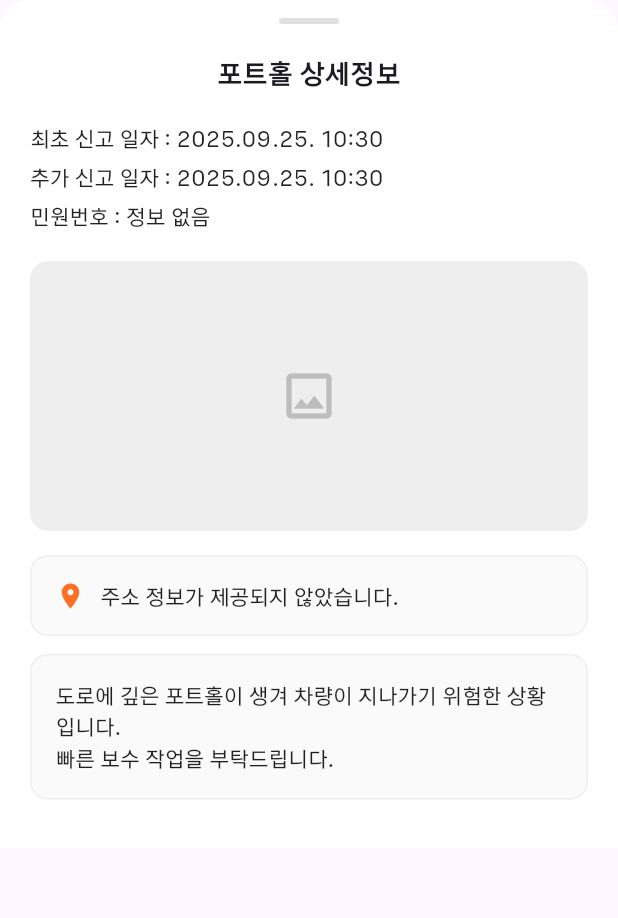
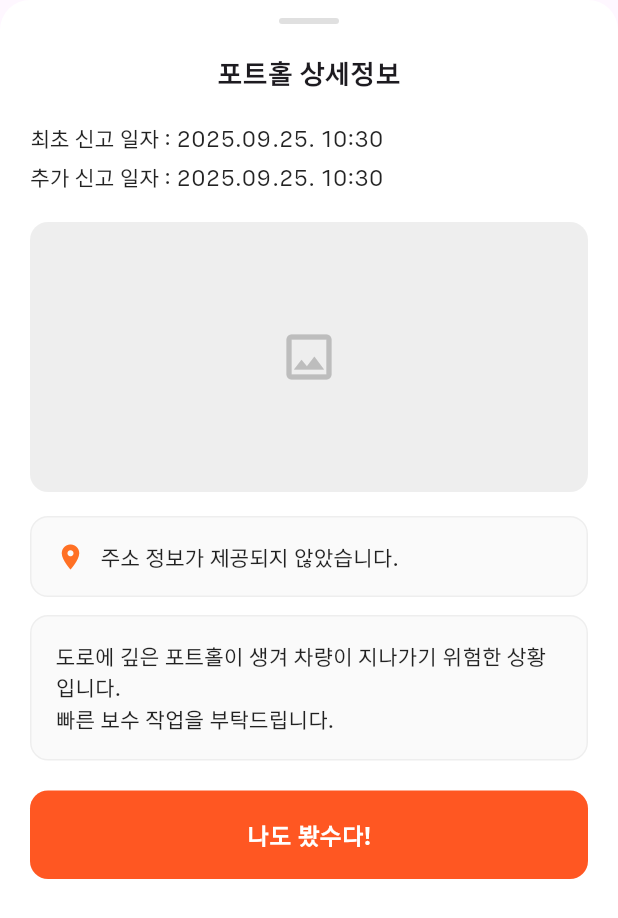
Before and after one commit to 9oormthon-15th-1team/frontend, a Flutter app: the PotholeDetailBottomSheet widget shown alone on an empty page, opened directly with empty values, on a phone screen of 412 x 824 dp. Shown: the top 918 px of the screen. Run offline on Flutter 3.47's test engine with Material 3 defaults, Android fonts, the phone set to English and light mode, and no system bars; our stand-ins replace flutter_svg, geocoding, geolocator, go_router, image_picker, logger and 2 more; missing offline and left inert: flutter_naver_map; accounts and stored records are empty; network calls fail.

Commit message:
feat: 포트홀 디테일 페이지 투표기능 추가

```diff
--- a/lib/features/home/map_controller.dart
+++ b/lib/features/home/map_controller.dart
@@ -55,10 +55,7 @@ class MapController {
   }
 
   /// 맵 컨트롤러 설정
-  void setMapController(
-    NaverMapController controller,
-    BuildContext context,
-  ) {
+  void setMapController(NaverMapController controller, BuildContext context) {
     _mapController = controller;
     _isMapReady.value = true;
     _buildContext = context;
@@ -213,7 +210,8 @@ class MapController {
       AppLogger.info('현재 위치 가져오는 중...');
 
       // 현재 위치 가져오기 (타임아웃과 함께)
-      Position position = await Geolocator.getCurrentPosition(
+      Position position =
+          await Geolocator.getCurrentPosition(
             locationSettings: const LocationSettings(
               accuracy: LocationAccuracy.high,
               timeLimit: Duration(seconds: 10),
@@ -279,7 +277,7 @@ class MapController {
       final marker = NMarker(
         id: 'current_location',
         position: _currentPosition.value,
-        size: const NSize(56, 56),
+        size: const NSize(48, 56),
         anchor: const NPoint(0.5, 0.5),
         icon: await _buildCurrentLocationOverlay(context),
       );
@@ -293,7 +291,9 @@ class MapController {
     }
   }
 
-  Future<NOverlayImage> _buildCurrentLocationOverlay(BuildContext context) async {
+  Future<NOverlayImage> _buildCurrentLocationOverlay(
+    BuildContext context,
+  ) async {
     if (_currentLocationOverlayImage != null) {
       return _currentLocationOverlayImage!;
     }
@@ -321,10 +321,7 @@ class MapController {
               decoration: BoxDecoration(
                 shape: BoxShape.circle,
                 color: const Color(0xFF007AFF),
-                border: Border.all(
-                  color: Colors.white,
-                  width: 2,
-                ),
+                border: Border.all(color: Colors.white, width: 2),
                 boxShadow: [
                   BoxShadow(
                     color: Colors.black.withValues(alpha: 0.1),
@@ -363,7 +360,8 @@ class MapController {
           String address = '';
 
           // 한국 주소 형식으로 조합
-          if (place.administrativeArea != null && place.administrativeArea!.isNotEmpty) {
+          if (place.administrativeArea != null &&
+              place.administrativeArea!.isNotEmpty) {
             address += place.administrativeArea!;
           }
           if (place.locality != null && place.locality!.isNotEmpty) {
@@ -378,7 +376,8 @@ class MapController {
             if (address.isNotEmpty) address += ' ';
             address += place.thoroughfare!;
           }
-          if (place.subThoroughfare != null && place.subThoroughfare!.isNotEmpty) {
+          if (place.subThoroughfare != null &&
+              place.subThoroughfare!.isNotEmpty) {
             if (address.isNotEmpty) address += ' ';
             address += place.subThoroughfare!;
           }
@@ -439,7 +438,10 @@ class MapController {
   }
 
   /// 포트홀 마커 추가
-  Future<void> addPotholeMarkers(List<PotholeMarker> markers, {BuildContext? context}) async {
+  Future<void> addPotholeMarkers(
+    List<PotholeMarker> markers, {
+    BuildContext? context,
+  }) async {
     if (markers.isEmpty) {
       AppLogger.info('추가할 포트홀 마커가 없음');
       return;
@@ -485,7 +487,10 @@ class MapController {
       final clusterableMarkers = <NClusterableMarker>{};
 
       for (final marker in _potholeMarkers) {
-        final clusterable = await _buildClusterableMarker(marker, context: context);
+        final clusterable = await _buildClusterableMarker(
+          marker,
+          context: context,
+        );
         if (clusterable != null) {
           clusterableMarkers.add(clusterable);
         }
@@ -516,15 +521,19 @@ class MapController {
       return null;
     }
 
-    if (marker.type != PotholeMarkerType.individual || marker.potholeData == null) {
+    if (marker.type != PotholeMarkerType.individual ||
+        marker.potholeData == null) {
       AppLogger.warning('클러스터링 가능한 마커는 개별 포트홀 데이터가 필요합니다: ${marker.id}');
       return null;
     }
 
     try {
       // 위치 검증
-      if (marker.position.latitude.abs() > 90 || marker.position.longitude.abs() > 180) {
-        AppLogger.error('잘못된 위치 좌표: ${marker.id} - ${marker.position.latitude}, ${marker.position.longitude}');
+      if (marker.position.latitude.abs() > 90 ||
+          marker.position.longitude.abs() > 180) {
+        AppLogger.error(
+          '잘못된 위치 좌표: ${marker.id} - ${marker.position.latitude}, ${marker.position.longitude}',
+        );
         return null;
       }
 
@@ -533,7 +542,7 @@ class MapController {
         id: marker.id,
         position: marker.position,
         icon: icon,
-        size: const NSize(40, 40),
+        size: const NSize(32, 40),
         anchor: const NPoint(0.5, 1.0),
         tags: {
           'riskLevel': marker.riskLevel.name,
@@ -546,13 +555,21 @@ class MapController {
         try {
           _onPotholeMarkerTapped(marker);
         } catch (e, stackTrace) {
-          AppLogger.error('클러스터블 마커 탭 처리 실패: ${marker.id}', error: e, stackTrace: stackTrace);
+          AppLogger.error(
+            '클러스터블 마커 탭 처리 실패: ${marker.id}',
+            error: e,
+            stackTrace: stackTrace,
+          );
         }
       });
 
       return clusterableMarker;
     } catch (e, stackTrace) {
-      AppLogger.error('클러스터링 가능한 마커 생성 실패: ${marker.id}', error: e, stackTrace: stackTrace);
+      AppLogger.error(
+        '클러스터링 가능한 마커 생성 실패: ${marker.id}',
+        error: e,
+        stackTrace: stackTrace,
+      );
       return null;
     }
   }
@@ -591,15 +608,12 @@ class MapController {
 
     final overlay = await NOverlayImage.fromWidget(
       context: context,
-      size: const Size(64, 64),
+      size: const Size(56, 64),
       widget: Container(
         decoration: BoxDecoration(
           shape: BoxShape.circle,
           gradient: LinearGradient(
-            colors: [
-              backgroundColor,
-              _darkenColor(backgroundColor, 0.15),
-            ],
+            colors: [backgroundColor, _darkenColor(backgroundColor, 0.15)],
             begin: Alignment.topCenter,
             end: Alignment.bottomCenter,
           ),
@@ -630,14 +644,17 @@ class MapController {
     return overlay;
   }
 
-  void configureClusterMarker(NClusterInfo clusterInfo, NClusterMarker clusterMarker) {
+  void configureClusterMarker(
+    NClusterInfo clusterInfo,
+    NClusterMarker clusterMarker,
+  ) {
     final context = _buildContext;
     final riskLevel = _resolveClusterRiskLevel(clusterInfo);
     final label = _formatClusterLabel(clusterInfo.size);
     final color = _getRiskColor(riskLevel);
 
     clusterMarker
-      ..setSize(const NSize(64, 64))
+      ..setSize(const NSize(56, 64))
       ..setAnchor(const NPoint(0.5, 0.5))
       ..setGlobalZIndex(1200)
       ..setIsForceShowIcon(true)
@@ -656,7 +673,11 @@ class MapController {
     clusterMarker.setIconTintColor(color);
 
     if (context != null && context.mounted) {
-      _getClusterMarkerIcon(label: label, riskLevel: riskLevel, context: context).then(
+      _getClusterMarkerIcon(
+        label: label,
+        riskLevel: riskLevel,
+        context: context,
+      ).then(
         (icon) => clusterMarker.setIcon(icon),
         onError: (error, stackTrace) {
           AppLogger.warning(
@@ -677,7 +698,8 @@ class MapController {
 
   NaverMapClusteringOptions buildClusteringOptions() {
     return NaverMapClusteringOptions(
-      clusterMarkerBuilder: (info, marker) => configureClusterMarker(info, marker),
+      clusterMarkerBuilder: (info, marker) =>
+          configureClusterMarker(info, marker),
     );
   }
 
@@ -700,7 +722,9 @@ class MapController {
 
   Color _darkenColor(Color color, double amount) {
     final hsl = HSLColor.fromColor(color);
-    final adjusted = hsl.withLightness((hsl.lightness - amount).clamp(0.0, 1.0));
+    final adjusted = hsl.withLightness(
+      (hsl.lightness - amount).clamp(0.0, 1.0),
+    );
     return adjusted.toColor();
   }
 
@@ -746,7 +770,8 @@ class MapController {
         AppLogger.info('포트홀 데이터 null 여부: ${marker.potholeData == null}');
 
         // 개별 포트홀 마커인 경우만 처리
-        if (marker.type == PotholeMarkerType.individual && marker.potholeData != null) {
+        if (marker.type == PotholeMarkerType.individual &&
+            marker.potholeData != null) {
           final pothole = marker.potholeData!;
           AppLogger.info('포트홀 데이터 처리 시작: ${pothole.id}');
 
@@ -785,9 +810,11 @@ class MapController {
           // Context가 여전히 유효한지 확인
           if (context.mounted) {
             // 상세 정보 bottom sheet 표시
-            PotholeDetailBottomSheet.show(context, potholeInfo).then((_) {
+            PotholeDetailBottomSheet.show(context, potholeInfo)
+                .then((_) {
                   AppLogger.info('Bottom sheet 표시 완료');
-            }).catchError((error) {
+                })
+                .catchError((error) {
                   AppLogger.error('Bottom sheet 표시 실패', error: error);
                   // 사용자에게 알림 (옵션)
                   // ScaffoldMessenger.of(context).showSnackBar(
@@ -797,7 +824,8 @@ class MapController {
           } else {
             AppLogger.error('Context가 더 이상 유효하지 않음 (mounted = false)');
           }
-        } else if (marker.type == PotholeMarkerType.cluster && marker.clusterData != null) {
+        } else if (marker.type == PotholeMarkerType.cluster &&
+            marker.clusterData != null) {
           AppLogger.info('클러스터 마커 클릭 - 목록 페이지로 이동');
           // 클러스터 마커인 경우 목록 페이지로 이동
           if (context.mounted) {
@@ -885,22 +913,32 @@ class MapController {
       // 1. pothole_data.json 파일 로드 시도
       try {
         AppLogger.info('JSON 파일 로딩 시도: assets/data/pothole_data.json');
-        final response1 = await rootBundle.loadString('assets/data/pothole_data.json');
+        final response1 = await rootBundle.loadString(
+          'assets/data/pothole_data.json',
+        );
         AppLogger.info('pothole_data.json 로딩 성공, 길이: ${response1.length}');
 
         final data1 = json.decode(response1);
         if (data1 is List) {
-          AppLogger.info('pothole_data.json: 배열 형태의 포트홀 데이터 ${data1.length}개 발견');
+          AppLogger.info(
+            'pothole_data.json: 배열 형태의 포트홀 데이터 ${data1.length}개 발견',
+          );
           for (int i = 0; i < data1.length; i++) {
             try {
               final potholeData = data1[i];
               final pothole = PotholeData(
                 id: potholeData['id']?.toString() ?? 'pothole_data_$i',
                 latitude: (potholeData['latitude'] ?? 0.0).toDouble(),
-                longitude: (potholeData['langitude'] ?? potholeData['longitude'] ?? 0.0).toDouble(),
+                longitude:
+                    (potholeData['langitude'] ??
+                            potholeData['longitude'] ??
+                            0.0)
+                        .toDouble(),
                 riskLevel: PotholeRiskLevel.high,
                 description: potholeData['description'] ?? '',
-                reportedAt: DateTime.tryParse(potholeData['createdAt'] ?? '') ?? DateTime.now(),
+                reportedAt:
+                    DateTime.tryParse(potholeData['createdAt'] ?? '') ??
+                    DateTime.now(),
                 status: (potholeData['status'] ?? potholeData['size'] ?? 'high')
                     .toString()
                     .toLowerCase(),
@@ -909,7 +947,10 @@ class MapController {
               allMarkers.add(PotholeMarker.individual(pothole));
               AppLogger.info('pothole_data.json에서 포트홀 ${pothole.id} 파싱 완료');
             } catch (e) {
-              AppLogger.error('pothole_data.json 포트홀 데이터 파싱 실패: ${data1[i]}', error: e);
+              AppLogger.error(
+                'pothole_data.json 포트홀 데이터 파싱 실패: ${data1[i]}',
+                error: e,
+              );
             }
           }
         }
@@ -920,12 +961,16 @@ class MapController {
       // 2. potholes.json 파일 로드 시도
       try {
         AppLogger.info('JSON 파일 로딩 시도: assets/data/potholes.json');
-        final response2 = await rootBundle.loadString('assets/data/potholes.json');
+        final response2 = await rootBundle.loadString(
+          'assets/data/potholes.json',
+        );
         AppLogger.info('potholes.json 로딩 성공, 길이: ${response2.length}');
 
         final data2 = json.decode(response2);
         if (data2 is Map<String, dynamic>) {
-          AppLogger.info('potholes.json: 객체 형태의 JSON 데이터, 키들: ${data2.keys.toList()}');
+          AppLogger.info(
+            'potholes.json: 객체 형태의 JSON 데이터, 키들: ${data2.keys.toList()}',
+          );
 
           // 개별 포트홀 데이터 파싱
           if (data2['potholes'] != null) {
@@ -938,7 +983,10 @@ class MapController {
                 allMarkers.add(PotholeMarker.individual(pothole));
                 AppLogger.info('potholes.json에서 포트홀 ${pothole.id} 파싱 완료');
               } catch (e) {
-                AppLogger.error('potholes.json 포트홀 데이터 파싱 실패: $potholeJson', error: e);
+                AppLogger.error(
+                  'potholes.json 포트홀 데이터 파싱 실패: $potholeJson',
+                  error: e,
+                );
               }
             }
           }
@@ -954,7 +1002,10 @@ class MapController {
                 allMarkers.add(PotholeMarker.cluster(cluster));
                 AppLogger.info('potholes.json에서 클러스터 ${cluster.id} 파싱 완료');
               } catch (e) {
-                AppLogger.error('potholes.json 클러스터 데이터 파싱 실패: $clusterJson', error: e);
+                AppLogger.error(
+                  'potholes.json 클러스터 데이터 파싱 실패: $clusterJson',
+                  error: e,
+                );
               }
             }
           }
@@ -1083,7 +1134,9 @@ class MapController {
           longitude: currentPos.longitude - 0.0015,
           riskLevel: PotholeRiskLevel.medium,
           description: '도로면 손상, 보수 작업 예정',
-          reportedAt: DateTime.now().subtract(const Duration(days: 1, hours: 12)),
+          reportedAt: DateTime.now().subtract(
+            const Duration(days: 1, hours: 12),
+          ),
           status: 'medium',
           complaintId: 'MED-1002',
         ),
--- a/lib/features/home/widgets/pothole_marker_widget.dart
+++ b/lib/features/home/widgets/pothole_marker_widget.dart
@@ -27,11 +27,7 @@ class PotholeMarkerWidget extends StatelessWidget {
   Widget _buildTriangleWarningMarker() {
     final svgAsset = _getWarningSvgAsset(marker.riskLevel);
 
-    return SvgPicture.asset(
-      svgAsset,
-      width: size,
-      height: size,
-    );
+    return SvgPicture.asset(svgAsset, width: size, height: size);
   }
 
   /// 원형 숫자 마커 (클러스터용)
--- a/lib/features/pothole_detail/widgets/pothole_detail_bottom_sheet.dart
+++ b/lib/features/pothole_detail/widgets/pothole_detail_bottom_sheet.dart
@@ -97,6 +97,9 @@ class _PotholeDetailBottomSheetState extends State<PotholeDetailBottomSheet> {
                     _buildAddressCard(),
                     const SizedBox(height: 12),
                     _buildDescriptionCard(),
+                    _buildConditionalComplaintNumber(),
+                    const SizedBox(height: 20),
+                    _buildConditionalButtons(),
                     const SizedBox(height: 12),
                   ],
                 ),
@@ -149,21 +152,18 @@ class _PotholeDetailBottomSheetState extends State<PotholeDetailBottomSheet> {
       ),
     ];
 
-    rows
-      ..add(const SizedBox(height: 6))
-      ..add(
-        buildRow(
-          '민원번호',
-          (info.complaintId == null || info.complaintId!.isEmpty)
-              ? '정보 없음'
-              : info.complaintId!,
-        ),
-      );
+    // rows
+    //   ..add(const SizedBox(height: 6))
+    //   ..add(
+    //     buildRow(
+    //       '민원번호',
+    //       (info.complaintId == null || info.complaintId!.isEmpty)
+    //           ? '정보 없음'
+    //           : info.complaintId!,
+    //     ),
+    //   );
 
-    return Column(
-      crossAxisAlignment: CrossAxisAlignment.start,
-      children: rows,
-    );
+    return Column(crossAxisAlignment: CrossAxisAlignment.start, children: rows);
   }
 
   Widget _buildImageSection(BuildContext context) {
@@ -187,7 +187,7 @@ class _PotholeDetailBottomSheetState extends State<PotholeDetailBottomSheet> {
           ClipRRect(
             borderRadius: BorderRadius.circular(12),
             child: AspectRatio(
-              aspectRatio: 4 / 3,
+              aspectRatio: 16 / 9,
               child: PageView.builder(
                 controller: _pageController,
                 itemCount: _images.length,
@@ -212,7 +212,7 @@ class _PotholeDetailBottomSheetState extends State<PotholeDetailBottomSheet> {
                   child: ClipRRect(
                     borderRadius: BorderRadius.circular(12),
                     child: AspectRatio(
-                      aspectRatio: 4 / 3,
+                      aspectRatio: 16 / 9,
                       child: _buildImageCard(context, _images[i], i),
                     ),
                   ),
@@ -433,4 +433,100 @@ class _PotholeDetailBottomSheetState extends State<PotholeDetailBottomSheet> {
       ),
     );
   }
+
+  /// 조건부 민원번호 표시
+  Widget _buildConditionalComplaintNumber() {
+    final isInProgress = widget.potholeInfo.status == 'in_progress';
+    final complaintId = widget.potholeInfo.complaintId?.isNotEmpty == true
+        ? widget.potholeInfo.complaintId!
+        : null;
+
+    if (isInProgress && complaintId != null) {
+      return Column(
+        children: [
+          const SizedBox(height: 16),
+          Align(
+            alignment: Alignment.centerRight,
+            child: Text(
+              '민원번호: $complaintId',
+              style: TextStyle(
+                fontSize: 14,
+                color: Colors.grey[600],
+                fontWeight: FontWeight.w500,
+              ),
+            ),
+          ),
+        ],
+      );
+    }
+    return const SizedBox.shrink();
+  }
+
+  /// 조건부 버튼들
+  Widget _buildConditionalButtons() {
+    final isInProgress = widget.potholeInfo.status == 'in_progress';
+
+    if (isInProgress) {
+      // 처리중일 때는 "처리중" 버튼만 표시
+      return SizedBox(
+        width: double.infinity,
+        child: ElevatedButton(
+          onPressed: null, // 비활성화
+          style: ElevatedButton.styleFrom(
+            backgroundColor: Colors.grey,
+            foregroundColor: Colors.white,
+            disabledBackgroundColor: Colors.grey,
+            disabledForegroundColor: Colors.white,
+            elevation: 0,
+            shape: RoundedRectangleBorder(
+              borderRadius: BorderRadius.circular(12),
+            ),
+            padding: const EdgeInsets.symmetric(vertical: 18),
+          ),
+          child: const Text(
+            '처리중',
+            style: TextStyle(
+              fontSize: 16,
+              fontWeight: FontWeight.w600,
+            ),
+          ),
+        ),
+      );
+    } else {
+      // 처리중이 아닐 때는 "나도 봤수다!" 버튼 표시
+      return SizedBox(
+        width: double.infinity,
+        child: ElevatedButton(
+          onPressed: _onVoteButtonPressed,
+          style: ElevatedButton.styleFrom(
+            backgroundColor: const Color(0xFFFF5722), // 주황색
+            foregroundColor: Colors.white,
+            elevation: 0,
+            shape: RoundedRectangleBorder(
+              borderRadius: BorderRadius.circular(12),
+            ),
+            padding: const EdgeInsets.symmetric(vertical: 18),
+          ),
+          child: const Text(
+            '나도 봤수다!',
+            style: TextStyle(
+              fontSize: 16,
+              fontWeight: FontWeight.w600,
+            ),
+          ),
+        ),
+      );
+    }
+  }
+
+  /// 투표 버튼 클릭 처리
+  void _onVoteButtonPressed() {
+    // 투표 기능 구현
+    ScaffoldMessenger.of(context).showSnackBar(
+      const SnackBar(
+        content: Text('투표가 등록되었습니다'),
+        duration: Duration(seconds: 2),
+      ),
+    );
+  }
 }
```
Also changed, not shown: .claude/settings.local.json, assets/images/danger.png, assets/images/general.png, assets/images/waring.png. Lines whose indentation alone changed are shown as unchanged.
